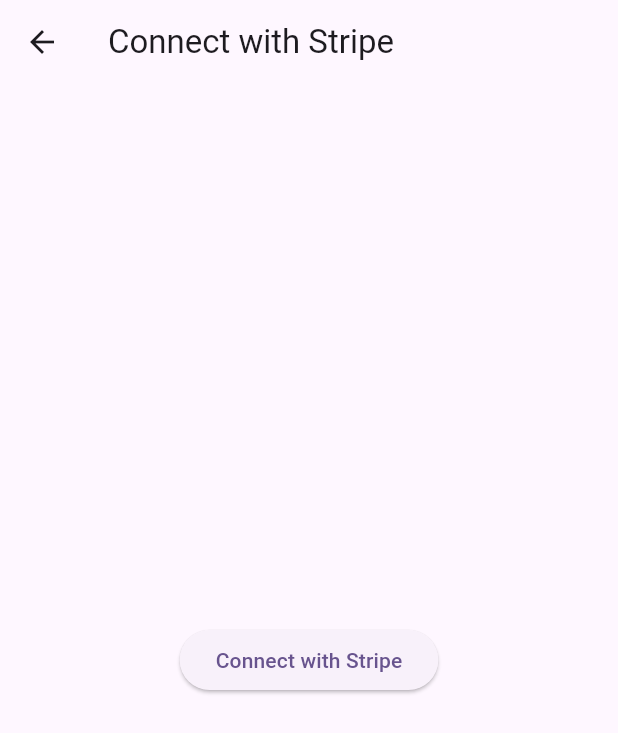
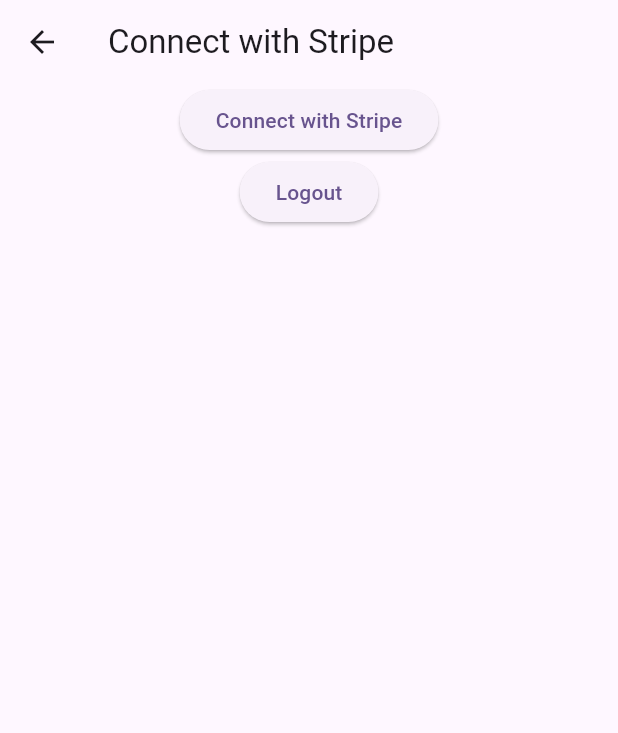
Before and after one commit to ba138/flutter_firebase_stripe, a Flutter app: the StripeConnectScreen screen opened directly, after a tap on "Connect with Stripe", on a phone screen of 412 x 824 dp. Shown: the top 733 px of the screen. Run offline on Flutter 3.47's test engine with Material 3 defaults, Android fonts, the phone set to English and light mode, and no system bars; our stand-ins replace cloud_firestore, firebase_auth, firebase_core; missing offline and left inert: easy_url_launcher; accounts and stored records are empty; network calls fail.

```diff
--- a/lib/stripe_connect_screen.dart
+++ b/lib/stripe_connect_screen.dart
@@ -1,25 +1,29 @@
+import 'package:easy_url_launcher/easy_url_launcher.dart';
+import 'package:firebase_auth/firebase_auth.dart';
 import 'package:flutter/material.dart';
-import 'package:url_launcher/url_launcher.dart';
-import 'package:http/http.dart' as http;
+
+import 'package:flutter_firebase_stripe/signup_screen.dart';
 
 class StripeConnectScreen extends StatelessWidget {
-  final String stripeClientId = 'YOUR_STRIPE_CLIENT_ID';
-  final String redirectUri = 'YOUR_FIREBASE_FUNCTION_REDIRECT_URL';
+  final String stripeClientId = 'ca_R9k4oiSuxVz13O4iT42MYJFQy6a1G8IR';
+  final String baseRedirectUri =
+      'https://us-central1-stripe-44121.cloudfunctions.net/stripeOAuthCallback';
 
   Future<void> _connectWithStripe() async {
-    final Uri stripeUrl = Uri.parse(
-      'https://connect.stripe.com/oauth/authorize'
-      '?response_type=code'
-      '&client_id=$stripeClientId'
-      '&scope=read_write'
-      '&redirect_uri=$redirectUri',
-    );
+    var auth = FirebaseAuth.instance.currentUser!.uid;
+    final String encodedUserId = Uri.encodeComponent(auth);
 
-    if (await canLaunchUrl(stripeUrl)) {
-      await launchUrl(stripeUrl, mode: LaunchMode.externalApplication);
-    } else {
-      throw 'Could not open Stripe Connect URL';
-    }
+    // Use the `state` parameter to pass the userId safely
+    final Uri stripeUrl = Uri.parse('https://connect.stripe.com/oauth/authorize'
+        '?redirect_uri=https://us-central1-stripe-44121.cloudfunctions.net/stripeOAuthCallback' // your Firebase Cloud Function endpoint
+        '&client_id=ca_R9k4oiSuxVz13O4iT42MYJFQy6a1G8IR'
+        '&state=$encodedUserId' // Pass userId inside state
+        '&response_type=code'
+        '&scope=read_write'
+        '&stripe_user[country]=DE');
+
+    debugPrint("Stripe URL: ${stripeUrl.toString()}");
+    EasyLauncher.url(url: stripeUrl.toString());
   }
 
   @override
@@ -28,11 +32,29 @@
       appBar: AppBar(
         title: const Text("Connect with Stripe"),
       ),
-      body: Center(
-        child: ElevatedButton(
-          onPressed: _connectWithStripe,
-          child: const Text("Connect with Stripe"),
-        ),
+      body: Column(
+        children: [
+          Center(
+            child: ElevatedButton(
+              onPressed: _connectWithStripe,
+              child: const Text("Connect with Stripe"),
+            ),
+          ),
+          Center(
+            child: ElevatedButton(
+              onPressed: () async {
+                await FirebaseAuth.instance.signOut();
+                Navigator.push(
+                  context,
+                  MaterialPageRoute(
+                    builder: (c) => const SignupScreen(),
+                  ),
+                );
+              },
+              child: const Text("Logout"),
+            ),
+          ),
+        ],
       ),
     );
   }
--- a/package.json
+++ /dev/null
@@ -1,5 +0,0 @@
-{
-  "dependencies": {
-    "stripe": "^17.3.1"
-  }
-}
--- a/pubspec.yaml
+++ b/pubspec.yaml
@@ -40,6 +40,7 @@
   firebase_core: ^3.8.0
   firebase_auth: ^5.3.3
   cloud_firestore: ^5.5.0
+  easy_url_launcher: ^0.0.7
 
 dev_dependencies:
   flutter_test:
```
Also changed, not shown: lib/Repositories/auth_repository.dart (+35 -18 lines), package-lock.json (deleted), pubspec.lock, 4 other files.
